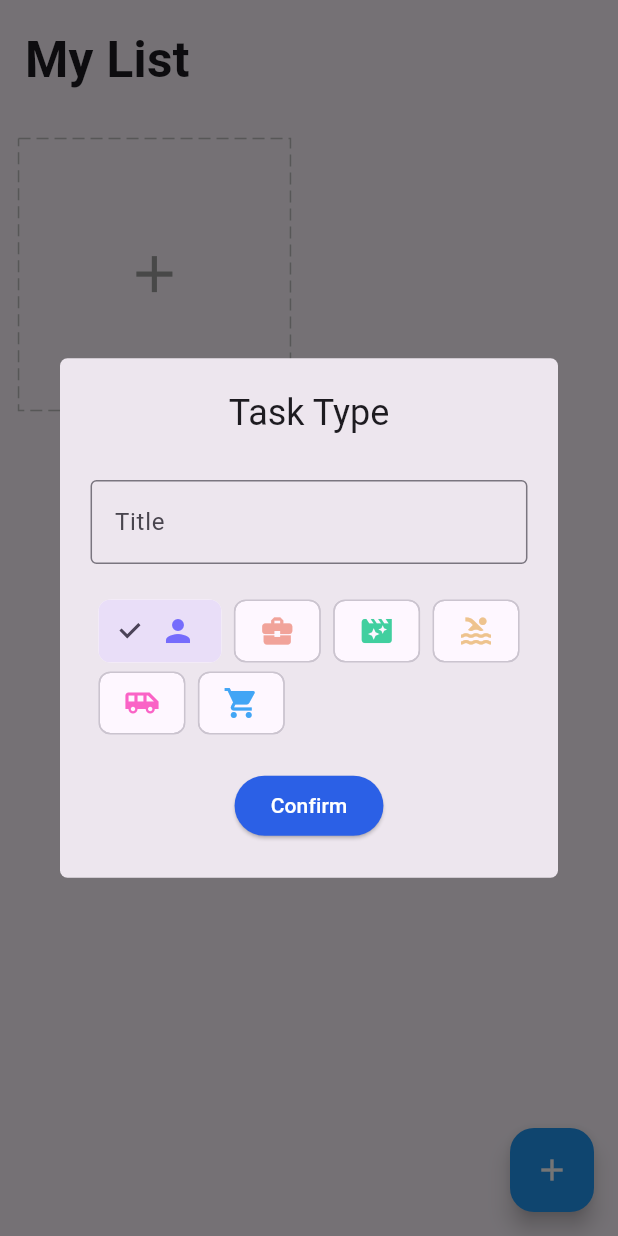
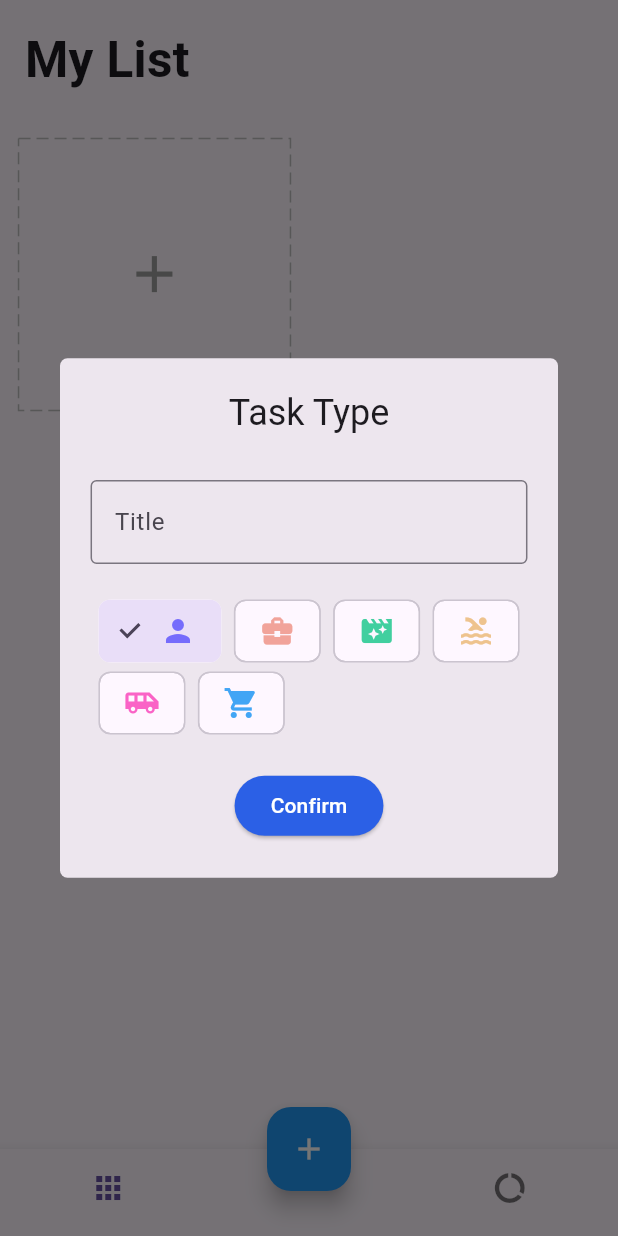
Before and after one commit to soltani-ard/tasks_app, a Flutter app: the screen it shows after launch, after a tap on the "add" icon, on a phone screen of 412 x 824 dp. Run offline on Flutter 3.47's test engine with Material 3 defaults, Android fonts, the phone set to English and light mode, and no system bars; drawn by our look-alikes of dotted_border; our stand-ins replace equatable, flutter_easyloading, get, get_storage, step_progress_indicator.

Commit message:
Added Report Page.

```diff
--- a/lib/app/modules/detail/view.dart
+++ b/lib/app/modules/detail/view.dart
@@ -16,7 +16,9 @@
   Widget build(BuildContext context) {
     var task = homeCtrl.task.value!;
     var color = HexColor.fromHex(task.color);
-    return Scaffold(
+    return PopScope(
+      canPop: false,
+      child: Scaffold(
           body: Form(
         key: homeCtrl.formKey,
         child: ListView(
@@ -55,8 +57,8 @@
                   ),
                   Text(
                     task.title,
-                  style:
-                      TextStyle(fontSize: 12.0.sp, fontWeight: FontWeight.bold),
+                    style: TextStyle(
+                        fontSize: 12.0.sp, fontWeight: FontWeight.bold),
                   ),
                 ],
               ),
@@ -106,7 +108,8 @@
 
             /// textForm field
             Padding(
-            padding: EdgeInsets.symmetric(horizontal: 5.0.wp, vertical: 2.0.wp),
+              padding:
+                  EdgeInsets.symmetric(horizontal: 5.0.wp, vertical: 2.0.wp),
               child: TextFormField(
                 controller: homeCtrl.editCtrl,
                 autofocus: true,
@@ -143,11 +146,14 @@
               ),
             ),
 
-          SizedBox(height: 3.0.wp,),
+            SizedBox(
+              height: 3.0.wp,
+            ),
             DoingList(),
             DoneList(),
           ],
         ),
-    ));
+      )),
+    );
   }
 }
--- a/lib/app/modules/home/controller.dart
+++ b/lib/app/modules/home/controller.dart
@@ -17,6 +17,7 @@
   final task = Rx<Task?>(null);
   final doingTodos = <dynamic>[].obs;
   final doneTodos = <dynamic>[].obs;
+  final tabIndex = 0.obs;
 
   @override
   void onInit() {
@@ -170,6 +171,7 @@
     return task.todos == null || task.todos!.isEmpty;
   }
 
+  // all [completed] todos in special task
   int getDoneTodosNumber(Task task) {
     var count = 0;
     for (int i = 0; i < task.todos!.length; i++) {
@@ -177,4 +179,40 @@
     }
     return count;
   }
+
+  // all todos [doing and completed] in all tasks
+  int getTotalTodosNumber() {
+    var count = 0;
+    for (int i = 0; i < tasks.length; i++) {
+      // for all tasks
+      if (tasks[i].todos != null) {
+        // task have todo
+        count = tasks[i].todos!.length; // all todos item exist in task
+      }
+    }
+    return count;
+  }
+
+  // all todos [completed] in all tasks
+  int getTotalDoneTaskNumber() {
+    var count = 0;
+    for (int i = 0; i < tasks.length; i++) {
+      // for all tasks
+      if (tasks[i].todos != null) {
+        // task have todo
+        for (int j = 0; j < tasks[i].todos!.length; j++) {
+          // for all todos in task
+          if (tasks[i].todos![j]['done'] == true) {
+            // check todos is completed
+            count += 1;
+          }
+        }
+      }
+    }
+    return count;
+  }
+
+  void changeTabIndex(int index) {
+    tabIndex.value = index;
+  }
 }
--- a/lib/app/modules/home/view.dart
+++ b/lib/app/modules/home/view.dart
@@ -7,6 +7,7 @@
 import 'package:tasks_app/app/modules/home/widgets/add_card.dart';
 import 'package:tasks_app/app/modules/home/widgets/add_dialog.dart';
 import 'package:tasks_app/app/modules/home/widgets/task_card.dart';
+import 'package:tasks_app/app/modules/report/view.dart';
 
 class HomePage extends GetView<HomeController> {
   const HomePage({super.key});
@@ -14,15 +15,48 @@
   @override
   Widget build(BuildContext context) {
     return Scaffold(
-      body: SafeArea(
+      bottomNavigationBar: Theme(
+        data: ThemeData(
+          splashColor: Colors.transparent,
+          highlightColor: Colors.transparent,
+        ),
+        child: Obx(
+          () => BottomNavigationBar(
+            onTap: (int index) => controller.changeTabIndex(index),
+            currentIndex: controller.tabIndex.value,
+            showSelectedLabels: false,
+            showUnselectedLabels: false,
+            items: [
+              BottomNavigationBarItem(
+                  label: 'Home',
+                  icon: Padding(
+                    padding: EdgeInsets.only(right: 15.0.wp),
+                    child: const Icon(Icons.apps),
+                  )),
+              BottomNavigationBarItem(
+                  label: 'Report',
+                  icon: Padding(
+                    padding: EdgeInsets.only(left: 15.0.wp),
+                    child: const Icon(Icons.data_usage),
+                  )),
+            ],
+          ),
+        ),
+      ),
+      body: Obx(
+        () => IndexedStack(
+          index: controller.tabIndex.value,
+          children: [
+            /// Home Page
+            SafeArea(
               child: ListView(
                 children: [
                   Padding(
                     padding: EdgeInsets.all(4.0.wp),
                     child: Text(
                       "My List",
-                style:
-                    TextStyle(fontSize: 24.0.sp, fontWeight: FontWeight.bold),
+                      style: TextStyle(
+                          fontSize: 24.0.sp, fontWeight: FontWeight.bold),
                     ),
                   ),
                   Obx(
@@ -35,10 +69,12 @@
                             .map(
                               (element) => LongPressDraggable(
                                 data: element,
-                          onDragStarted: () => controller.changeDeleting(true),
+                                onDragStarted: () =>
+                                    controller.changeDeleting(true),
                                 onDraggableCanceled: (_, __) =>
                                     controller.changeDeleting(false),
-                          onDragEnd: (_) => controller.changeDeleting(false),
+                                onDragEnd: (_) =>
+                                    controller.changeDeleting(false),
                                 feedback: Opacity(
                                   opacity: 0.8,
                                   child: TaskCard(task: element),
@@ -54,14 +90,22 @@
                 ],
               ),
             ),
+
+            /// Report Page
+            ReportPage(),
+          ],
+        ),
+      ),
       floatingActionButton: DragTarget<Task>(
         builder: (_, __, ___) {
           return Obx(
             () => FloatingActionButton(
               onPressed: () {
-                if (controller.tasks.value.isNotEmpty) { // there must be at least one task
+                if (controller.tasks.value.isNotEmpty) {
+                  // there must be at least one task
                   Get.to(() => AddDialog(), transition: Transition.downToUp);
-                } else { // task type not exist
+                } else {
+                  // task type not exist
                   EasyLoading.showInfo('Please create your task type.');
                 }
               },
@@ -79,6 +123,7 @@
           EasyLoading.showSuccess('Delete Success!');
         },
       ),
+      floatingActionButtonLocation: FloatingActionButtonLocation.centerDocked,
     );
   }
 }
--- a/lib/app/modules/home/widgets/add_dialog.dart
+++ b/lib/app/modules/home/widgets/add_dialog.dart
@@ -11,7 +11,9 @@
 
   @override
   Widget build(BuildContext context) {
-    return Scaffold(
+    return PopScope(
+      canPop: false,
+      child: Scaffold(
         body: Form(
           key: homeCtrl.formKey,
           child: ListView(
@@ -40,13 +42,17 @@
                               EasyLoading.showError(
                                   'Please select task type ...');
                             } else {
-                            var success = homeCtrl.updateTask(homeCtrl.task.value!, homeCtrl.editCtrl.text.trim().toString());
+                              var success = homeCtrl.updateTask(
+                                  homeCtrl.task.value!,
+                                  homeCtrl.editCtrl.text.trim().toString());
                               if (success) {
-                              EasyLoading.showSuccess('Todo item add success.');
+                                EasyLoading.showSuccess(
+                                    'Todo item add success.');
                                 Get.back();
                                 homeCtrl.changeTask(null);
                               } else {
-                              EasyLoading.showError('Todo item already exist.');
+                                EasyLoading.showError(
+                                    'Todo item already exist.');
                               }
                               homeCtrl.editCtrl.clear();
                             }
@@ -148,6 +154,7 @@
             ],
           ),
         ),
+      ),
     );
   }
 }
--- /dev/null
+++ b/lib/app/modules/report/view.dart
@@ -0,0 +1,152 @@
+import 'package:flutter/material.dart';
+import 'package:get/get.dart';
+import 'package:intl/intl.dart';
+import 'package:step_progress_indicator/step_progress_indicator.dart';
+import 'package:tasks_app/app/core/utils/extentions.dart';
+import 'package:tasks_app/app/core/values/colors.dart';
+import 'package:tasks_app/app/modules/home/controller.dart';
+
+class ReportPage extends StatelessWidget {
+  ReportPage({super.key});
+
+  final homeCtrl = Get.find<HomeController>();
+
+  @override
+  Widget build(BuildContext context) {
+    return Scaffold(body: SafeArea(child: Obx(() {
+      var totalTodos = homeCtrl.getTotalTodosNumber();
+      var totalCompletedTodos = homeCtrl.getTotalDoneTaskNumber();
+      var totalDoingTodos = totalTodos - totalCompletedTodos;
+      var percent = (totalCompletedTodos / totalTodos * 100).toStringAsFixed(0);
+
+      return ListView(
+        children: [
+          /// title
+          Padding(
+            padding: EdgeInsets.all(4.0.wp),
+            child: Text(
+              'My Report',
+              style: TextStyle(fontSize: 24.0.sp, fontWeight: FontWeight.bold),
+            ),
+          ),
+
+          /// time
+          Padding(
+            padding: EdgeInsets.symmetric(horizontal: 4.0.wp),
+            child: Text(
+              DateFormat.yMMMMd().format(DateTime.now()),
+              style: TextStyle(fontSize: 14.0.sp, color: Colors.grey),
+            ),
+          ),
+
+          /// Divider
+          Padding(
+            padding: EdgeInsets.symmetric(vertical: 3.0.wp, horizontal: 5.0.wp),
+            child: const Divider(
+              thickness: 2,
+            ),
+          ),
+
+          /// Report result
+          Padding(
+            padding: EdgeInsets.symmetric(horizontal: 8.0.wp, vertical: 3.0.wp),
+            child: Row(
+              mainAxisAlignment: MainAxisAlignment.spaceBetween,
+              children: [
+                _buildStatus(Colors.green, totalDoingTodos, 'Live Todos'),
+                _buildStatus(Colors.orange, totalCompletedTodos, 'Completed'),
+                _buildStatus(Colors.blue, totalTodos, 'All Todos'),
+              ],
+            ),
+          ),
+          SizedBox(
+            height: 8.0.wp,
+          ),
+
+          /// percent circular
+          UnconstrainedBox(
+            child: SizedBox(
+              height: 70.0.wp,
+              width: 70.0.wp,
+              child: CircularStepProgressIndicator(
+                width: 150,
+                height: 150,
+                padding: 0,
+                totalSteps: totalTodos == 0 ? 1 : totalTodos,
+                currentStep: totalCompletedTodos,
+                selectedStepSize: 22,
+                stepSize: 20,
+                selectedColor: green,
+                unselectedColor: Colors.grey[200],
+                roundedCap: (_, __) => true,
+                child: Column(
+                  mainAxisAlignment: MainAxisAlignment.center,
+                  children: [
+                    Text(
+                      '${totalTodos == 0 ? 0 : percent} %',
+                      style: TextStyle(
+                          fontWeight: FontWeight.bold, fontSize: 20.0.sp),
+                    ),
+                    SizedBox(
+                      height: 1.0.wp,
+                    ),
+                    Text(
+                      'Efficiency',
+                      style: TextStyle(
+                          fontWeight: FontWeight.bold,
+                          color: Colors.grey,
+                          fontSize: 12.0.sp),
+                    ),
+                  ],
+                ),
+              ),
+            ),
+          )
+        ],
+      );
+    })));
+  }
+
+  _buildStatus(Color color, int number, String title) {
+    return Column(
+      crossAxisAlignment: CrossAxisAlignment.center,
+      children: [
+        /// result number
+        Row(
+          mainAxisAlignment: MainAxisAlignment.center,
+          children: [
+            /// circular color
+            Container(
+              height: 3.0.wp,
+              width: 3.0.wp,
+              decoration: BoxDecoration(
+                  shape: BoxShape.circle,
+                  border: Border.all(
+                    width: 0.5.wp,
+                    color: color,
+                  )),
+            ),
+            SizedBox(
+              width: 3.0.wp,
+            ),
+
+            /// title
+            Text(
+              number.toString(),
+              style: TextStyle(fontWeight: FontWeight.bold, fontSize: 16.0.sp),
+            )
+          ],
+        ),
+        SizedBox(
+          height: 2.0.wp,
+        ),
+
+        /// title
+        Text(
+          title,
+          style: TextStyle(fontWeight: FontWeight.bold, fontSize: 12.0.sp),
+        )
+      ],
+    );
+  }
+}
--- a/pubspec.yaml
+++ b/pubspec.yaml
@@ -41,6 +41,7 @@
   flutter_easyloading: ^3.0.5
   dotted_border: ^2.1.0
   step_progress_indicator: ^1.0.2
+  intl: ^0.18.1
 
 
 
```
Also changed, not shown: pubspec.lock. Lines whose indentation alone changed are shown as unchanged.
